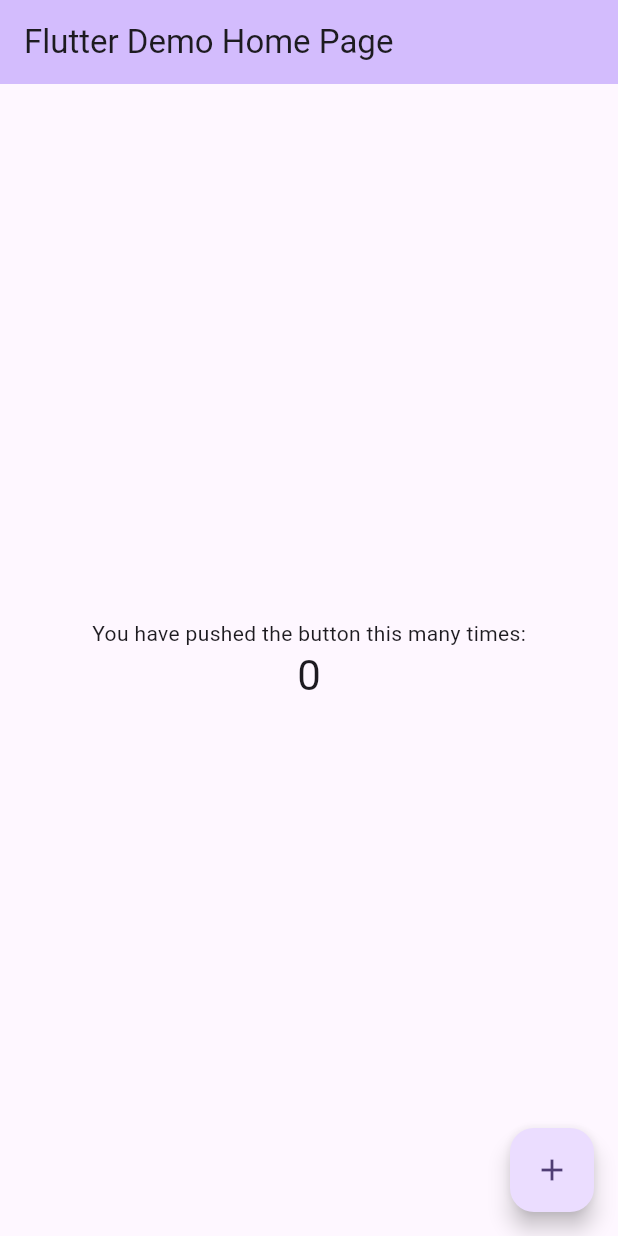
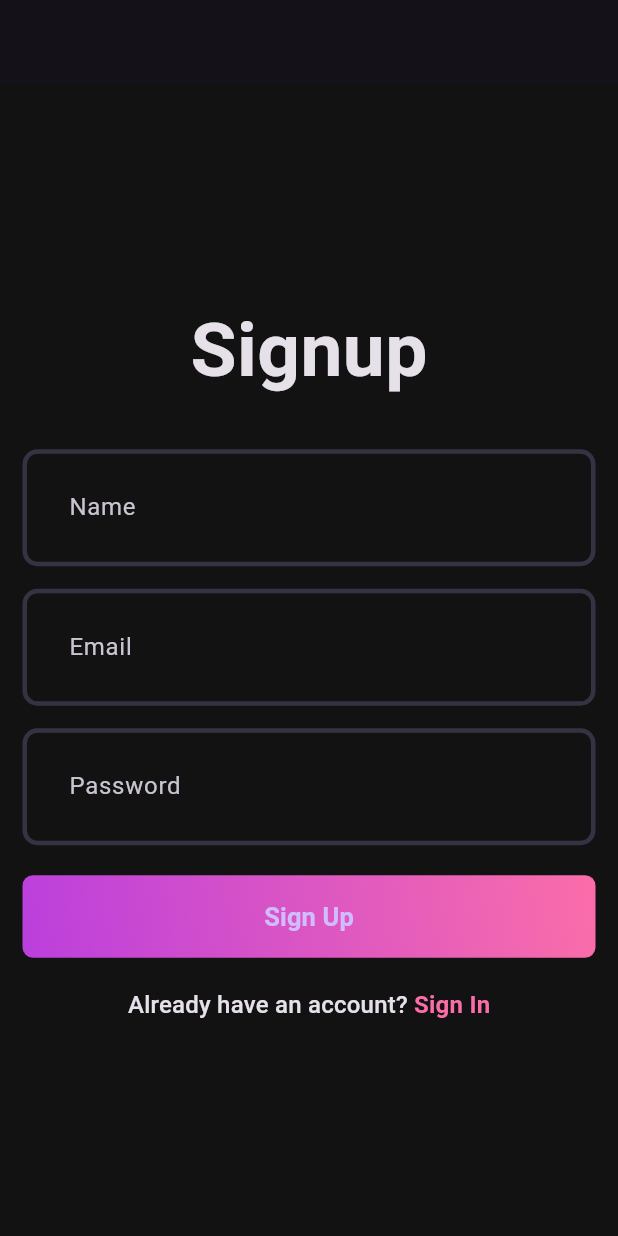
Before and after one commit to matiasbaez/flutter-spotify-riverpod, a Flutter app: the screen it shows after launch, on a phone screen of 412 x 824 dp. Run offline on Flutter 3.47's test engine with Material 3 defaults, Android fonts, the phone set to English and light mode, and no system bars.

Commit message:
feature: login/register page layout added

```diff
--- /dev/null
+++ b/lib/core/core.dart
@@ -0,0 +1,2 @@
+export 'package:client/core/theme/app_pallete.dart';
+export 'package:client/core/theme/theme.dart';
--- /dev/null
+++ b/lib/core/theme/app_pallete.dart
@@ -0,0 +1,20 @@
+import 'package:flutter/material.dart';
+
+class Pallete {
+  static const cardColor = Color.fromRGBO(30, 30, 30, 1);
+  static const greenColor = Colors.green;
+  static const subtitleText = Color(0xffa7a7a7);
+  static const inactiveBottomBarItemColor = Color(0xffababab);
+
+  static const Color backgroundColor = Color.fromRGBO(18, 18, 18, 1);
+  static const Color gradient1 = Color.fromRGBO(187, 63, 221, 1);
+  static const Color gradient2 = Color.fromRGBO(251, 109, 169, 1);
+  static const Color gradient3 = Color.fromRGBO(255, 159, 124, 1);
+  static const Color borderColor = Color.fromRGBO(52, 51, 67, 1);
+  static const Color whiteColor = Colors.white;
+  static const Color greyColor = Colors.grey;
+  static const Color errorColor = Colors.redAccent;
+  static const Color transparentColor = Colors.transparent;
+
+  static const Color inactiveSeekColor = Colors.white38;
+}
--- /dev/null
+++ b/lib/core/theme/theme.dart
@@ -0,0 +1,23 @@
+import 'package:client/core/theme/app_pallete.dart';
+import 'package:flutter/material.dart';
+
+class AppTheme {
+  static OutlineInputBorder _border(Color color) => OutlineInputBorder(
+        borderSide: BorderSide(
+          color: color,
+          width: 3,
+        ),
+        borderRadius: BorderRadius.circular(10),
+      );
+  static final darkThemeMode = ThemeData.dark().copyWith(
+    scaffoldBackgroundColor: Pallete.backgroundColor,
+    inputDecorationTheme: InputDecorationTheme(
+      contentPadding: const EdgeInsets.all(27),
+      enabledBorder: _border(Pallete.borderColor),
+      focusedBorder: _border(Pallete.gradient2),
+    ),
+    bottomNavigationBarTheme: const BottomNavigationBarThemeData(
+      backgroundColor: Pallete.backgroundColor,
+    ),
+  );
+}
--- /dev/null
+++ b/lib/features/auth/view/pages/signup_page.dart
@@ -0,0 +1,88 @@
+import 'package:flutter/material.dart';
+
+import 'package:client/core/core.dart';
+import 'package:client/features/auth/view/widgets/auth_gradient_button.dart';
+import 'package:client/features/auth/view/widgets/custom_text_field.dart';
+
+class SignupPage extends StatefulWidget {
+  const SignupPage({super.key});
+
+  @override
+  State<SignupPage> createState() => _SignupPageState();
+}
+
+class _SignupPageState extends State<SignupPage> {
+  final nameController = TextEditingController();
+  final emailController = TextEditingController();
+  final passwordController = TextEditingController();
+  final formKey = GlobalKey<FormState>();
+
+  @override
+  void dispose() {
+    nameController.dispose();
+    emailController.dispose();
+    passwordController.dispose();
+    super.dispose();
+  }
+
+  @override
+  Widget build(BuildContext context) {
+    return Scaffold(
+      appBar: AppBar(),
+      body: Padding(
+        padding: const EdgeInsets.all(15.0),
+        child: Form(
+          key: formKey,
+          child: Column(
+            mainAxisAlignment: MainAxisAlignment.center,
+            children: [
+              const Text(
+                'Signup',
+                style: TextStyle(
+                  fontSize: 50,
+                  fontWeight: FontWeight.bold,
+                ),
+              ),
+              const SizedBox(height: 30),
+              CustomField(
+                controller: nameController,
+                hintText: "Name",
+              ),
+              const SizedBox(height: 15),
+              CustomField(
+                controller: emailController,
+                hintText: "Email",
+              ),
+              const SizedBox(height: 15),
+              CustomField(
+                controller: passwordController,
+                hintText: "Password",
+                isObscureText: true,
+              ),
+              const SizedBox(height: 20),
+              AuthGradientButton(
+                buttonText: "Sign Up",
+                onPressed: () {},
+              ),
+              const SizedBox(height: 20),
+              RichText(
+                text: TextSpan(
+                  text: "Already have an account? ",
+                  style: Theme.of(context).textTheme.titleMedium,
+                  children: const [
+                    TextSpan(
+                        text: "Sign In",
+                        style: TextStyle(
+                          color: Pallete.gradient2,
+                          fontWeight: FontWeight.bold,
+                        )),
+                  ],
+                ),
+              )
+            ],
+          ),
+        ),
+      ),
+    );
+  }
+}
--- /dev/null
+++ b/lib/features/auth/view/widgets/auth_gradient_button.dart
@@ -0,0 +1,39 @@
+import 'package:client/core/core.dart';
+import 'package:flutter/material.dart';
+
+class AuthGradientButton extends StatelessWidget {
+  final String buttonText;
+  final VoidCallback onPressed;
+
+  const AuthGradientButton(
+      {super.key, required this.buttonText, required this.onPressed});
+
+  @override
+  Widget build(BuildContext context) {
+    return Container(
+      decoration: BoxDecoration(
+        gradient: const LinearGradient(
+          colors: [
+            Pallete.gradient1,
+            Pallete.gradient2,
+          ],
+          begin: Alignment.bottomLeft,
+          end: Alignment.topRight,
+        ),
+        borderRadius: BorderRadius.circular(7),
+      ),
+      child: ElevatedButton(
+        style: ElevatedButton.styleFrom(
+          fixedSize: const Size(395, 55),
+          backgroundColor: Colors.transparent,
+          shadowColor: Colors.transparent,
+        ),
+        onPressed: onPressed,
+        child: Text(
+          buttonText,
+          style: const TextStyle(fontSize: 17, fontWeight: FontWeight.w600),
+        ),
+      ),
+    );
+  }
+}
--- /dev/null
+++ b/lib/features/auth/view/widgets/custom_text_field.dart
@@ -0,0 +1,28 @@
+import 'package:flutter/material.dart';
+
+class CustomField extends StatelessWidget {
+  final String hintText;
+  final TextEditingController controller;
+  final bool isObscureText;
+
+  const CustomField(
+      {super.key,
+      required this.hintText,
+      required this.controller,
+      this.isObscureText = false});
+
+  @override
+  Widget build(BuildContext context) {
+    return TextFormField(
+      controller: controller,
+      obscureText: isObscureText,
+      decoration: InputDecoration(hintText: hintText),
+      validator: (value) {
+        if (value == null || value.trim().isEmpty) {
+          return '$hintText is required';
+        }
+        return null;
+      },
+    );
+  }
+}
--- /dev/null
+++ b/lib/features/features.dart
@@ -0,0 +1,2 @@
+export 'package:client/features/auth/view/pages/signin_page.dart';
+export 'package:client/features/auth/view/pages/signup_page.dart';
--- a/lib/main.dart
+++ b/lib/main.dart
@@ -1,4 +1,7 @@
+import 'package:client/core/core.dart';
 import 'package:flutter/material.dart';
+
+import 'package:client/features/features.dart';
 
 void main() {
   runApp(const MyApp());
@@ -12,114 +15,9 @@ class MyApp extends StatelessWidget {
   Widget build(BuildContext context) {
     return MaterialApp(
       title: 'Flutter Demo',
-      theme: ThemeData(
-        // This is the theme of your application.
-        //
-        // TRY THIS: Try running your application with "flutter run". You'll see
-        // the application has a purple toolbar. Then, without quitting the app,
-        // try changing the seedColor in the colorScheme below to Colors.green
-        // and then invoke "hot reload" (save your changes or press the "hot
-        // reload" button in a Flutter-supported IDE, or press "r" if you used
-        // the command line to start the app).
-        //
-        // Notice that the counter didn't reset back to zero; the application
-        // state is not lost during the reload. To reset the state, use hot
-        // restart instead.
-        //
-        // This works for code too, not just values: Most code changes can be
-        // tested with just a hot reload.
-        colorScheme: ColorScheme.fromSeed(seedColor: Colors.deepPurple),
-        useMaterial3: true,
-      ),
-      home: const MyHomePage(title: 'Flutter Demo Home Page'),
+      theme: AppTheme.darkThemeMode,
+      debugShowCheckedModeBanner: false,
+      home: const SignupPage(),
     );
   }
 }
-
-class MyHomePage extends StatefulWidget {
-  const MyHomePage({super.key, required this.title});
-
-  // This widget is the home page of your application. It is stateful, meaning
-  // that it has a State object (defined below) that contains fields that affect
-  // how it looks.
-
-  // This class is the configuration for the state. It holds the values (in this
-  // case the title) provided by the parent (in this case the App widget) and
-  // used by the build method of the State. Fields in a Widget subclass are
-  // always marked "final".
-
-  final String title;
-
-  @override
-  State<MyHomePage> createState() => _MyHomePageState();
-}
-
-class _MyHomePageState extends State<MyHomePage> {
-  int _counter = 0;
-
-  void _incrementCounter() {
-    setState(() {
-      // This call to setState tells the Flutter framework that something has
-      // changed in this State, which causes it to rerun the build method below
-      // so that the display can reflect the updated values. If we changed
-      // _counter without calling setState(), then the build method would not be
-      // called again, and so nothing would appear to happen.
-      _counter++;
-    });
-  }
-
-  @override
-  Widget build(BuildContext context) {
-    // This method is rerun every time setState is called, for instance as done
-    // by the _incrementCounter method above.
-    //
-    // The Flutter framework has been optimized to make rerunning build methods
-    // fast, so that you can just rebuild anything that needs updating rather
-    // than having to individually change instances of widgets.
-    return Scaffold(
-      appBar: AppBar(
-        // TRY THIS: Try changing the color here to a specific color (to
-        // Colors.amber, perhaps?) and trigger a hot reload to see the AppBar
-        // change color while the other colors stay the same.
-        backgroundColor: Theme.of(context).colorScheme.inversePrimary,
-        // Here we take the value from the MyHomePage object that was created by
-        // the App.build method, and use it to set our appbar title.
-        title: Text(widget.title),
-      ),
-      body: Center(
-        // Center is a layout widget. It takes a single child and positions it
-        // in the middle of the parent.
-        child: Column(
-          // Column is also a layout widget. It takes a list of children and
-          // arranges them vertically. By default, it sizes itself to fit its
-          // children horizontally, and tries to be as tall as its parent.
-          //
-          // Column has various properties to control how it sizes itself and
-          // how it positions its children. Here we use mainAxisAlignment to
-          // center the children vertically; the main axis here is the vertical
-          // axis because Columns are vertical (the cross axis would be
-          // horizontal).
-          //
-          // TRY THIS: Invoke "debug painting" (choose the "Toggle Debug Paint"
-          // action in the IDE, or press "p" in the console), to see the
-          // wireframe for each widget.
-          mainAxisAlignment: MainAxisAlignment.center,
-          children: <Widget>[
-            const Text(
-              'You have pushed the button this many times:',
-            ),
-            Text(
-              '$_counter',
-              style: Theme.of(context).textTheme.headlineMedium,
-            ),
-          ],
-        ),
-      ),
-      floatingActionButton: FloatingActionButton(
-        onPressed: _incrementCounter,
-        tooltip: 'Increment',
-        child: const Icon(Icons.add),
-      ), // This trailing comma makes auto-formatting nicer for build methods.
-    );
-  }
-}
```
Also changed, not shown: lib/features/auth/view/pages/signin_page.dart (added, +81 -0 lines).
